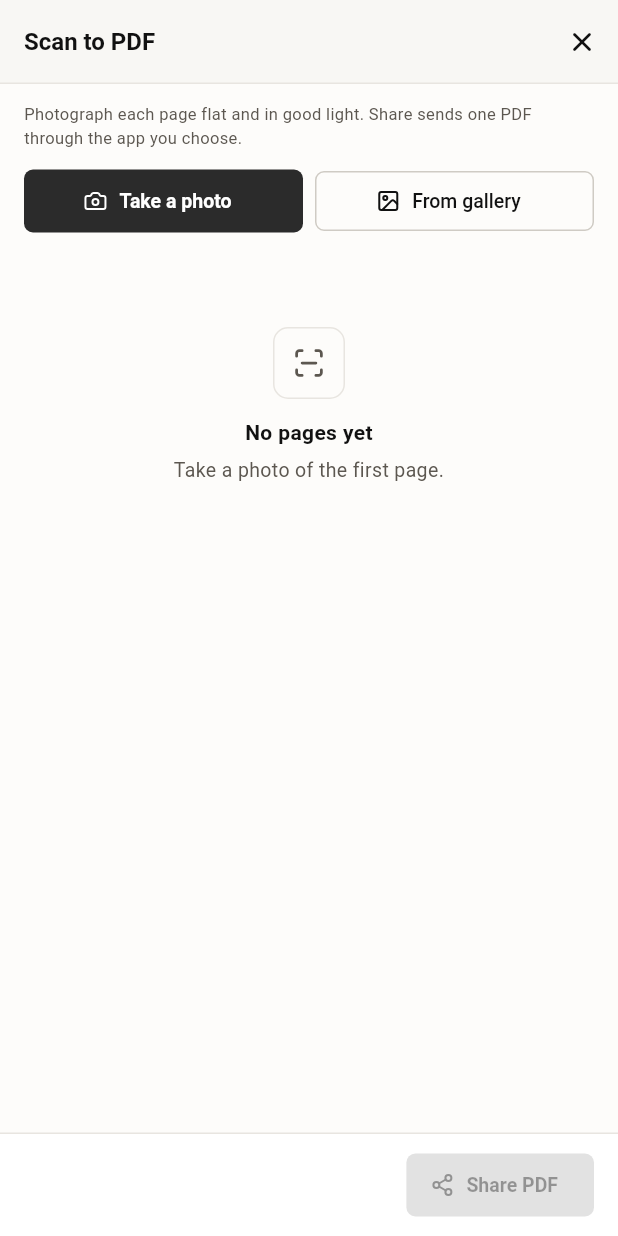
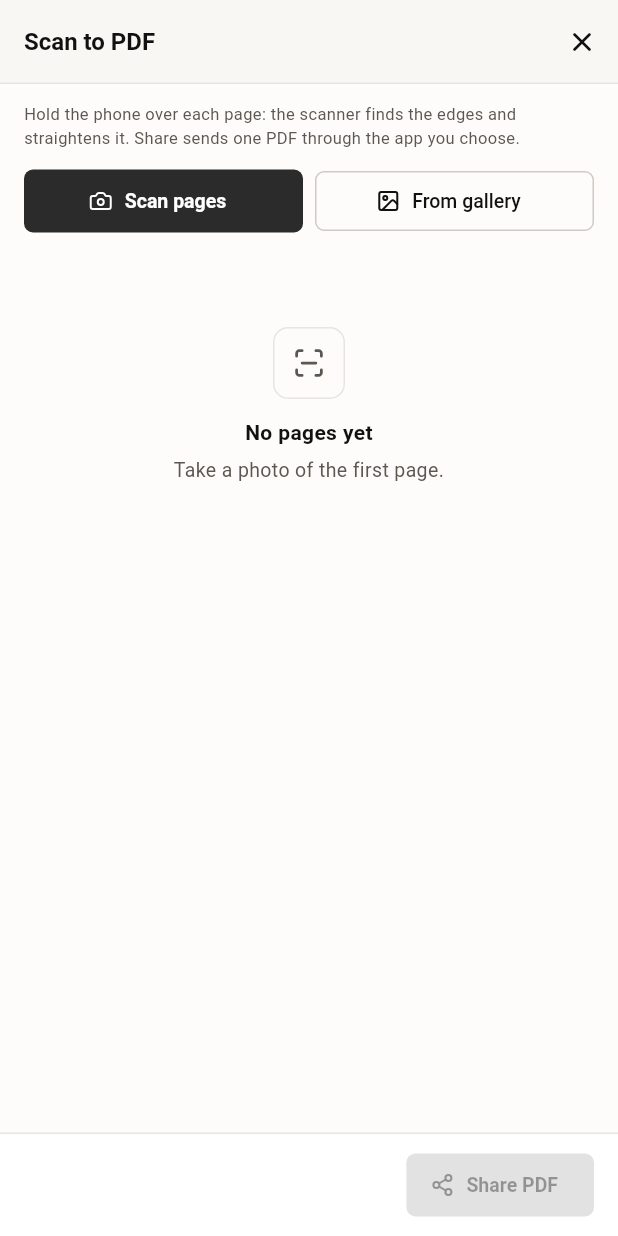
Before and after one commit to SwahziTech/MOIS, a Flutter app: the _Scanner widget shown alone on an empty page, opened directly with empty values, on a phone screen of 412 x 824 dp. Run offline on Flutter 3.47's test engine with Material 3 defaults, Android fonts, the phone set to English and light mode, and no system bars; our stand-ins replace connectivity_plus, file_picker, image_picker, lucide_icons_flutter, pdf, printing and 4 more; missing offline and left inert: cunning_document_scanner; accounts and stored records are empty; Roboto replaces fonts that are missing (GoogleSans).

Commit message:
Mobile: Scan to PDF finds the page edges — the phone's document scanner (ML Kit on Android, VisionKit on iPhone) crops each page straight and cleans it; plain camera photo when a phone has no scanner
Co-Authored-By: Claude Opus 5.5 <noreply@anthropic.com>

```diff
--- a/lib/core/scan_pdf.dart
+++ b/lib/core/scan_pdf.dart
@@ -1,5 +1,7 @@
 import 'dart:typed_data';
 
+import 'package:cunning_document_scanner/cunning_document_scanner.dart';
+import 'package:flutter/foundation.dart' show kIsWeb;
 import 'package:flutter/material.dart';
 import 'package:image_picker/image_picker.dart';
 import 'package:lucide_icons_flutter/lucide_icons.dart';
@@ -12,7 +14,8 @@ import 'theme.dart';
 import 'ui.dart';
 
 /*
- * Scan a written report (2026-11-26, the user): take photos of the pages with the camera (or pick them),
+ * Scan a written report (2026-11-26, the user): the phone's document scanner (ML Kit on Android, VisionKit on
+ * iPhone) finds each page's edges, crops it straight and cleans it; or photos from the camera / gallery.
  * put them in order, and make one PDF — each page a full A4 page — then share it through any app the
  * person chooses (WhatsApp, email, Drive …). The pages can also go into the upload as its photos.
  */
@@ -51,6 +54,18 @@ class _ScannerState extends State<_Scanner> {
   Future<void> _add(ImageSource src) async {
     setState(() => _error = '');
     try {
+      if (src == ImageSource.camera && !kIsWeb) {
+        // the document scanner: edges found, page cropped straight and cleaned; null when cancelled
+        try {
+          final r = await CunningDocumentScanner.scanDocuments(noOfPages: 50);
+          for (final (i, p) in (r?.images ?? const <String>[]).indexed) { _pages.add(ScanPage(await XFile(p).readAsBytes(), 'page-${_pages.length + 1}-$i.jpg')); }
+          if (mounted) setState(() {});
+          return;
+        } on CunningDocumentScannerException catch (e) {
+          if (e.code == 'permission_denied') { _error = 'The app needs the camera to scan. Allow it in the phone settings.'; if (mounted) setState(() {}); return; }
+          // no scanner on this phone: a plain photo instead
+        }
+      }
       if (src == ImageSource.gallery) {
         final xs = await ImagePicker().pickMultiImage(maxWidth: 2400, maxHeight: 2400, imageQuality: 85);
         for (final x in xs) { _pages.add(ScanPage(await x.readAsBytes(), x.name)); }
@@ -88,10 +103,10 @@ class _ScannerState extends State<_Scanner> {
         FilledButton.icon(onPressed: _pages.isEmpty || _busy ? null : _share, icon: const Icon(LucideIcons.share2, size: 16), label: Text(_busy ? 'Making PDF…' : 'Share PDF')),
       ],
       children: [
-        const PlHelp('Photograph each page flat and in good light. Share sends one PDF through the app you choose.'),
+        const PlHelp('Hold the phone over each page: the scanner finds the edges and straightens it. Share sends one PDF through the app you choose.'),
         const SizedBox(height: 10),
         Row(children: [
-          Expanded(child: FilledButton.icon(onPressed: () => _add(ImageSource.camera), icon: const Icon(LucideIcons.camera, size: 16), label: Text(_pages.isEmpty ? 'Take a photo' : 'Next page'))),
+          Expanded(child: FilledButton.icon(onPressed: () => _add(ImageSource.camera), icon: const Icon(LucideIcons.camera, size: 16), label: Text(_pages.isEmpty ? 'Scan pages' : 'Scan more'))),
           const SizedBox(width: 8),
           Expanded(child: OutlinedButton.icon(onPressed: () => _add(ImageSource.gallery), icon: const Icon(LucideIcons.image, size: 16), label: const Text('From gallery'))),
         ]),
--- a/pubspec.yaml
+++ b/pubspec.yaml
@@ -50,6 +50,7 @@ dependencies:
   uuid: ^4.6.0
   http: ^1.6.0
   archive: ^4.7.1
+  cunning_document_scanner: ^3.1.0
 
 dev_dependencies:
   flutter_test:
```
Also changed, not shown: pubspec.lock.
